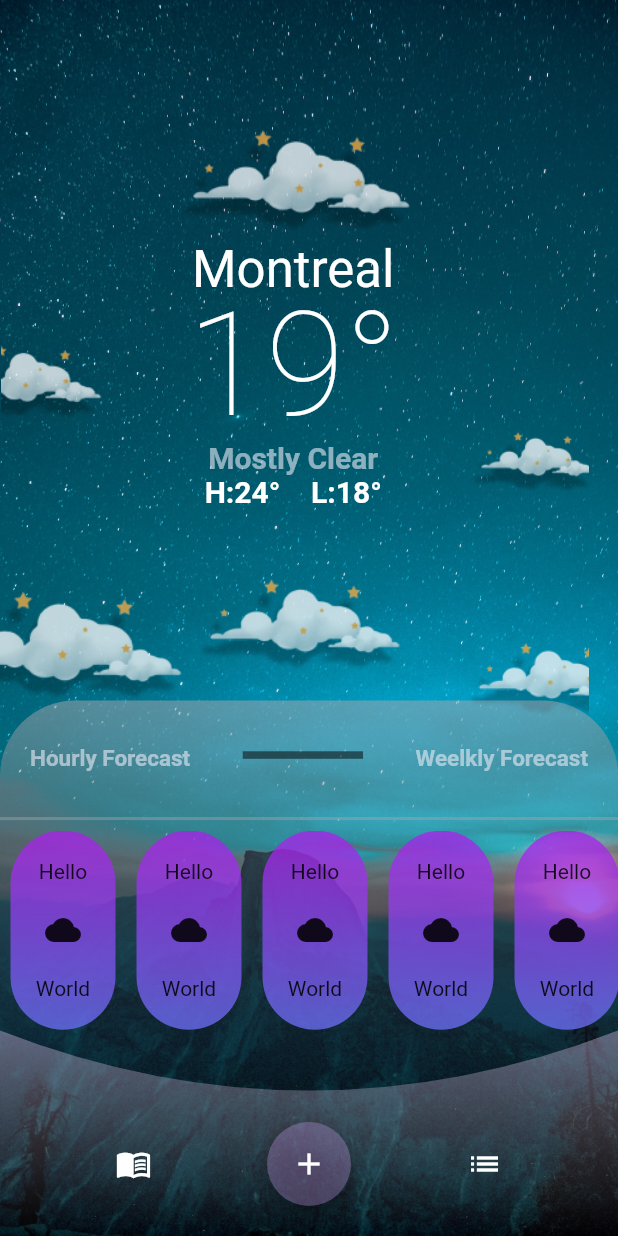
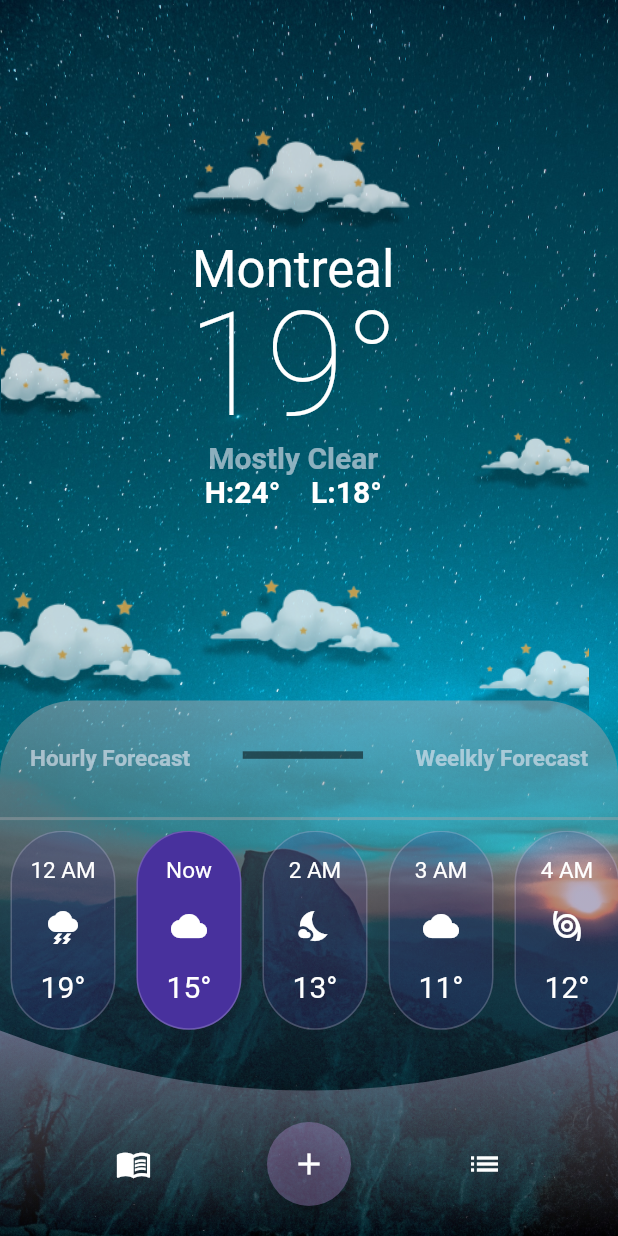
Before and after one commit to rahulmukh1ya/weather_ui, a Flutter app: the screen it shows after launch, on a phone screen of 412 x 824 dp. Run offline on Flutter 3.47's test engine with Material 2 defaults, Android fonts, the phone set to English and light mode, and no system bars.

Commit message:
Horizonal Scroll Bar with data from Weather Model, Done

```diff
--- /dev/null
+++ b/lib/Models/weather_model.dart
@@ -0,0 +1,15 @@
+import 'package:flutter/material.dart';
+
+class WeatherModel {
+  final String time;
+  final IconData iconData;
+  final String temperature;
+  final bool isSelected;
+
+  WeatherModel({
+    required this.time,
+    required this.iconData,
+    required this.temperature,
+    this.isSelected = false,
+  });
+}
--- a/lib/main.dart
+++ b/lib/main.dart
@@ -6,6 +6,7 @@ import 'package:weather_ui/UI/Widgets/bottom_container_widget.dart';
 import 'package:weather_ui/UI/Widgets/cloud_widget.dart';
 import 'package:weather_ui/UI/Widgets/weather_info_widget.dart';
 import 'UI/Widgets/Bezier_Curve/bezier_curve_widget.dart';
+import 'Models/weather_model.dart';
 
 void main() {
   WidgetsFlutterBinding.ensureInitialized();
@@ -26,14 +27,34 @@ class MyApp extends StatelessWidget {
       theme: ThemeData(
         primarySwatch: Colors.blue,
       ),
-      home: const MyHomePage(),
+      home: MyHomePage(),
       debugShowCheckedModeBanner: false,
     );
   }
 }
 
 class MyHomePage extends StatelessWidget {
-  const MyHomePage({super.key});
+  MyHomePage({super.key});
+
+  final List<WeatherModel> weatherData = [
+    WeatherModel(
+        time: "12 AM", iconData: Icons.thunderstorm, temperature: "19°"),
+    WeatherModel(
+        time: "Now",
+        iconData: Icons.wb_cloudy,
+        temperature: "15°",
+        isSelected: true),
+    WeatherModel(time: "2 AM", iconData: Icons.nights_stay, temperature: "13°"),
+    WeatherModel(time: "3 AM", iconData: Icons.cloud, temperature: "11°"),
+    WeatherModel(time: "4 AM", iconData: Icons.storm, temperature: "12°"),
+    WeatherModel(time: "5 AM", iconData: Icons.tornado, temperature: "15°"),
+    WeatherModel(
+        time: "6 AM", iconData: Icons.wb_twighlight, temperature: "20°"),
+    WeatherModel(time: "7 AM", iconData: Icons.wb_sunny, temperature: "21°"),
+    WeatherModel(
+        time: "8 AM", iconData: Icons.sunny_snowing, temperature: "23°"),
+    WeatherModel(time: "9 AM", iconData: Icons.tsunami, temperature: "25°"),
+  ];
 
   @override
   Widget build(BuildContext context) {
@@ -92,7 +113,7 @@ class MyHomePage extends StatelessWidget {
             ),
             Align(
               alignment: Alignment.bottomCenter,
-              child: Container(
+              child: SizedBox(
                 height: 350,
                 width: double.infinity,
                 child: Column(
@@ -143,33 +164,41 @@ class MyHomePage extends StatelessWidget {
                         shrinkWrap: true,
                         scrollDirection: Axis.horizontal,
                         children: List.generate(
-                          10,
+                          weatherData.length,
                           (index) => Padding(
                             padding: const EdgeInsets.only(right: 7, left: 7),
                             child: Container(
                                 height: 50,
                                 width: 70,
-                                decoration: const BoxDecoration(
-                                  // border: Border.all(color: Colors.purple),
-                                  borderRadius: BorderRadius.all(
+                                decoration: BoxDecoration(
+                                  border: Border.all(
+                                      color: const Color(0x33FFFFFF)),
+                                  borderRadius: const BorderRadius.all(
                                     Radius.circular(35),
                                   ),
-                                  gradient: LinearGradient(
-                                    begin: Alignment.topCenter,
-                                    end: Alignment.bottomCenter,
-                                    colors: [
-                                      Color(0xBFAD1DEB),
-                                      Color(0xBF6E72FC),
-                                    ],
-                                  ),
+                                  // color: const Color(0x3348319D),
+                                  color: weatherData[index].isSelected
+                                      ? const Color(0xFF48319D)
+                                      : const Color(0x3348319D),
                                 ),
-                                child: const Column(
+                                child: Column(
                                   mainAxisAlignment:
                                       MainAxisAlignment.spaceEvenly,
                                   children: <Widget>[
-                                    Text("Hello"),
-                                    Icon(Icons.cloud),
-                                    Text("World")
+                                    Text(
+                                      weatherData[index].time,
+                                      style: const TextStyle(
+                                          fontSize: 15, color: Colors.white),
+                                    ),
+                                    Icon(
+                                      weatherData[index].iconData,
+                                      color: Colors.white,
+                                    ),
+                                    Text(
+                                      weatherData[index].temperature,
+                                      style: const TextStyle(
+                                          fontSize: 20, color: Colors.white),
+                                    )
                                   ],
                                 )),
                           ),
```
